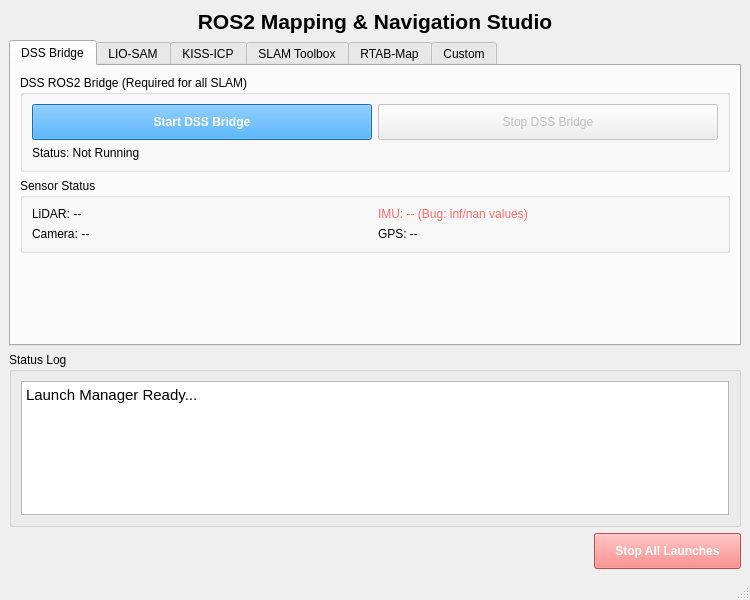
The window that launch_manager/launch_manager/ui/launch_manager.ui (kuks2309/DSS_ROS2_2026) describes before a commit, drawn with Qt 5.
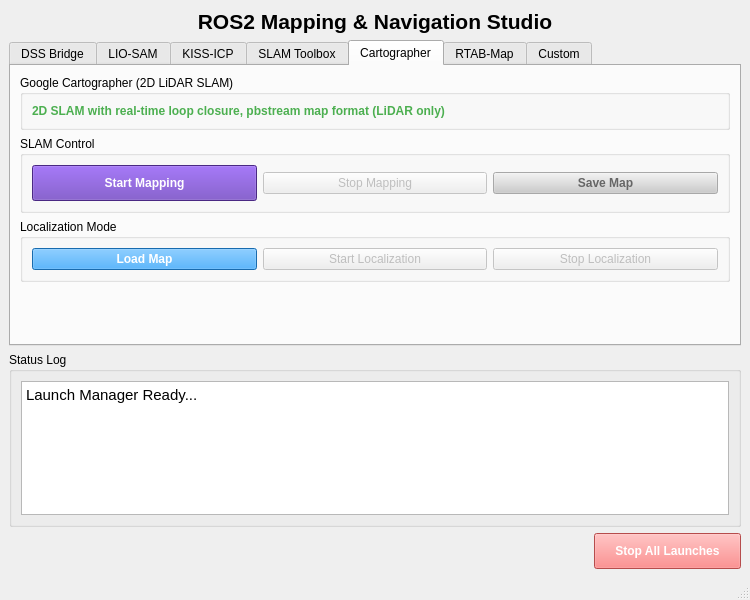
The same window after the commit. The open tabs and pages were chosen to show the change.

Commit message:
Add DSS LIO-SAM localization mode and slam_launch_manager tools
- Add localization mode for DSS LIO-SAM with pre-built map support
- Add Initial Pose feature via RViz2 2D Pose Estimate tool
- Fix TF transforms for localization (map->odom->base_link chain)
- Add slam_launch_manager PyQt5 GUI for managing SLAM launches
- Add bag_replay_tool for rosbag playback control
- Add Cartographer and LiDAR-Localization packages
- Update dss_ros2_bridge with GPS, Clock publishers
- Various bug fixes and improvements

🤖 Generated with [Claude Code](https://claude.com/claude-code)

```diff
--- a/launch_manager/launch_manager/ui/launch_manager.ui
+++ b/launch_manager/launch_manager/ui/launch_manager.ui
@@ -533,7 +533,159 @@
         </item>
        </layout>
       </widget>
-      <!-- Tab 5: RTAB-Map -->
+      <!-- Tab 5: Cartographer -->
+      <widget class="QWidget" name="tabCartographer">
+       <attribute name="title">
+        <string>Cartographer</string>
+       </attribute>
+       <layout class="QVBoxLayout" name="layoutCartographer">
+        <item>
+         <widget class="QGroupBox" name="cartographerInfoGroup">
+          <property name="title">
+           <string>Google Cartographer (2D LiDAR SLAM)</string>
+          </property>
+          <layout class="QVBoxLayout" name="layoutCartographerInfo">
+           <item>
+            <widget class="QLabel" name="lblCartographerInfo">
+             <property name="text">
+              <string>2D SLAM with real-time loop closure, pbstream map format (LiDAR only)</string>
+             </property>
+             <property name="styleSheet">
+              <string notr="true">color: #4CAF50; font-weight: bold;</string>
+             </property>
+            </widget>
+           </item>
+          </layout>
+         </widget>
+        </item>
+        <item>
+         <widget class="QGroupBox" name="cartographerControlGroup">
+          <property name="title">
+           <string>SLAM Control</string>
+          </property>
+          <layout class="QHBoxLayout" name="layoutCartographerButtons">
+           <item>
+            <widget class="QPushButton" name="btnStartCartographer">
+             <property name="styleSheet">
+              <string notr="true">
+QPushButton {
+    background-color: #673AB7;
+    color: white;
+    font-weight: bold;
+    padding: 10px;
+}
+QPushButton:disabled {
+    background-color: #cccccc;
+    color: #666666;
+}
+              </string>
+             </property>
+             <property name="text">
+              <string>Start Mapping</string>
+             </property>
+            </widget>
+           </item>
+           <item>
+            <widget class="QPushButton" name="btnStopCartographer">
+             <property name="enabled">
+              <bool>false</bool>
+             </property>
+             <property name="text">
+              <string>Stop Mapping</string>
+             </property>
+            </widget>
+           </item>
+           <item>
+            <widget class="QPushButton" name="btnSaveCartographerMap">
+             <property name="enabled">
+              <bool>false</bool>
+             </property>
+             <property name="styleSheet">
+              <string notr="true">
+QPushButton {
+    background-color: #4CAF50;
+    color: white;
+    font-weight: bold;
+}
+QPushButton:disabled {
+    background-color: #cccccc;
+    color: #666666;
+}
+              </string>
+             </property>
+             <property name="text">
+              <string>Save Map</string>
+             </property>
+            </widget>
+           </item>
+          </layout>
+         </widget>
+        </item>
+        <item>
+         <widget class="QGroupBox" name="cartographerLocGroup">
+          <property name="title">
+           <string>Localization Mode</string>
+          </property>
+          <layout class="QHBoxLayout" name="layoutCartographerLoc">
+           <item>
+            <widget class="QPushButton" name="btnLoadCartographerMap">
+             <property name="styleSheet">
+              <string notr="true">
+QPushButton {
+    background-color: #2196F3;
+    color: white;
+    font-weight: bold;
+}
+QPushButton:disabled {
+    background-color: #cccccc;
+    color: #666666;
+}
+              </string>
+             </property>
+             <property name="text">
+              <string>Load Map</string>
+             </property>
+            </widget>
+           </item>
+           <item>
+            <widget class="QPushButton" name="btnStartCartographerLoc">
+             <property name="enabled">
+              <bool>false</bool>
+             </property>
+             <property name="text">
+              <string>Start Localization</string>
+             </property>
+            </widget>
+           </item>
+           <item>
+            <widget class="QPushButton" name="btnStopCartographerLoc">
+             <property name="enabled">
+              <bool>false</bool>
+             </property>
+             <property name="text">
+              <string>Stop Localization</string>
+             </property>
+            </widget>
+           </item>
+          </layout>
+         </widget>
+        </item>
+        <item>
+         <spacer name="verticalSpacerCartographer">
+          <property name="orientation">
+           <enum>Qt::Vertical</enum>
+          </property>
+          <property name="sizeHint" stdset="0">
+           <size>
+            <width>20</width>
+            <height>40</height>
+           </size>
+          </property>
+         </spacer>
+        </item>
+       </layout>
+      </widget>
+      <!-- Tab 6: RTAB-Map -->
       <widget class="QWidget" name="tabRtabMap">
        <attribute name="title">
         <string>RTAB-Map</string>
```
The commit also changes 147 other files.
